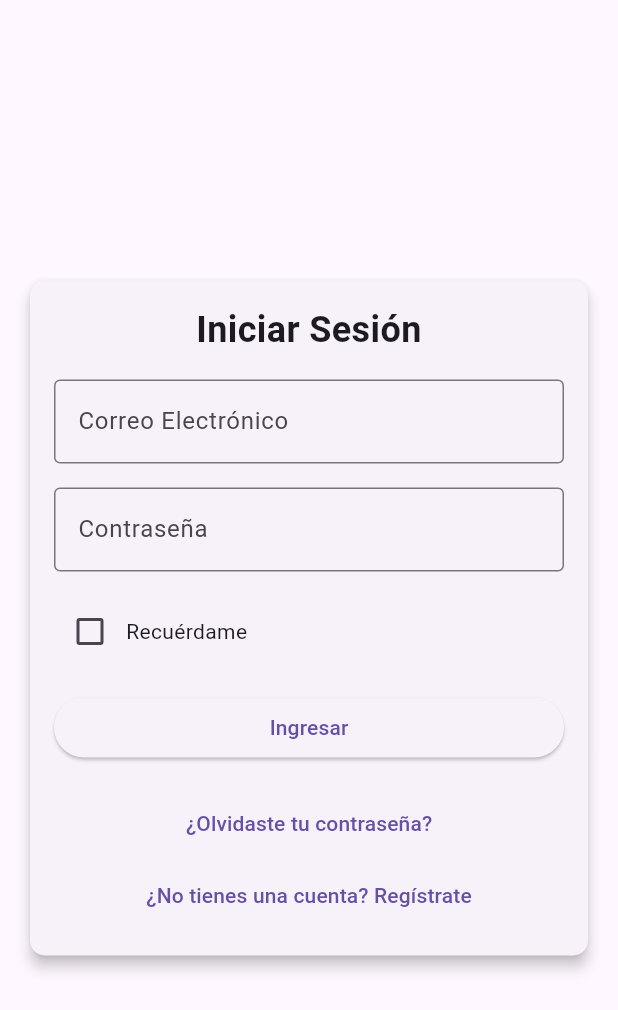
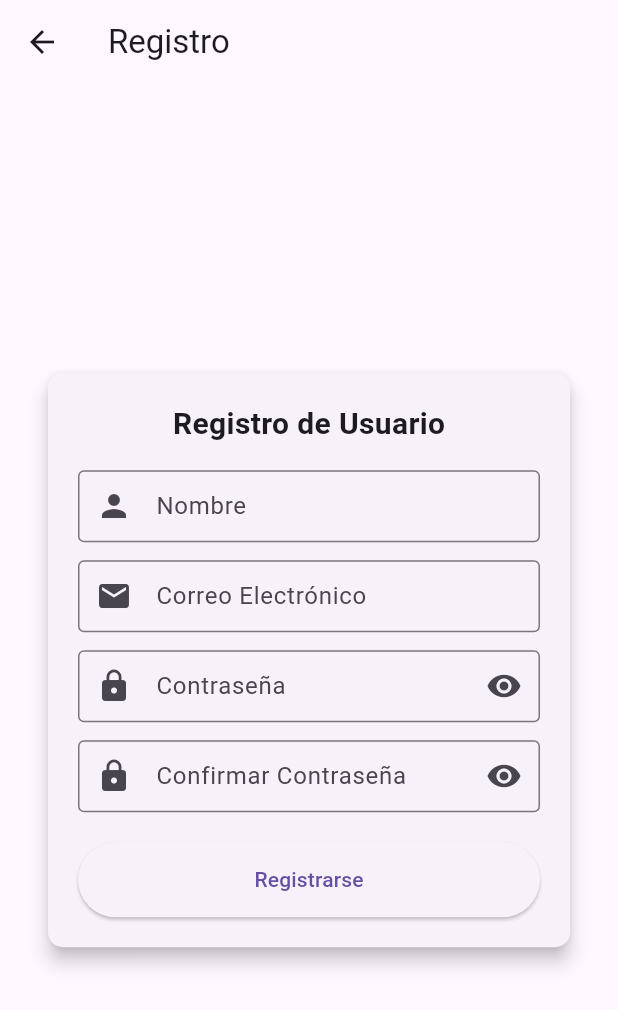
Before and after one commit to f3rn1nd1/Flutter_maho, a Flutter app: the screen it shows after launch, after a tap on "¿No tienes una cuenta? Regístrate", on a phone screen of 412 x 824 dp. Shown: the top 1010 px of the screen. Run offline on Flutter 3.47's test engine with Material 3 defaults, Android fonts, the phone set to English and light mode, and no system bars; network calls fail.

Commit message:
process autenticacion

```diff
--- a/lib/view/login.dart
+++ b/lib/view/login.dart
@@ -1,6 +1,7 @@
 import 'package:flutter/material.dart';
 import 'package:http/http.dart' as http;
-import 'profile.dart';
+import 'profile.dart'; // Importar la vista de perfil
+import 'register.dart'; // Importar la vista de registro
 
 class LoginPage extends StatefulWidget {
   const LoginPage({super.key});
@@ -79,16 +80,18 @@ class _LoginPageState extends State<LoginPage> {
         child: SingleChildScrollView(
           padding: const EdgeInsets.all(16.0),
           child: Card(
+            elevation: 5, // Sombra de la tarjeta
+            margin: const EdgeInsets.all(16), // Márgenes exteriores
             shape: RoundedRectangleBorder(
-              borderRadius: BorderRadius.circular(10),
+              borderRadius: BorderRadius.circular(10), // Bordes redondeados
             ),
-            elevation: 4,
-            child: Padding(
-              padding: const EdgeInsets.all(16.0),
+            child: Container(
+              width: 400, // Ancho fijo para la tarjeta
+              padding: const EdgeInsets.all(20), // Márgenes internos
               child: Column(
-                mainAxisSize: MainAxisSize.min,
-                crossAxisAlignment: CrossAxisAlignment.stretch,
+                mainAxisSize: MainAxisSize.min, // Tamaño mínimo de la columna
                 children: [
+                  // Título de la tarjeta
                   const Text(
                     'Iniciar Sesión',
                     style: TextStyle(
@@ -98,27 +101,33 @@ class _LoginPageState extends State<LoginPage> {
                     textAlign: TextAlign.center,
                   ),
                   const SizedBox(height: 16),
-                  // Email Field
+                  // Campo de correo electrónico
                   TextField(
                     controller: _emailController,
                     keyboardType: TextInputType.emailAddress,
                     decoration: const InputDecoration(
                       labelText: 'Correo Electrónico',
                       border: OutlineInputBorder(),
+                      prefixIcon: Icon(Icons.email),
+                      contentPadding:
+                          EdgeInsets.symmetric(vertical: 12, horizontal: 10),
                     ),
                   ),
-                  const SizedBox(height: 16),
-                  // Password Field
+                  const SizedBox(height: 12),
+                  // Campo de contraseña
                   TextField(
                     controller: _passwordController,
                     obscureText: true,
                     decoration: const InputDecoration(
                       labelText: 'Contraseña',
                       border: OutlineInputBorder(),
+                      prefixIcon: Icon(Icons.lock),
+                      contentPadding:
+                          EdgeInsets.symmetric(vertical: 12, horizontal: 10),
                     ),
                   ),
-                  const SizedBox(height: 16),
-                  // Remember Me Checkbox
+                  const SizedBox(height: 12),
+                  // Casilla de "Recuérdame"
                   Row(
                     children: [
                       Checkbox(
@@ -133,13 +142,17 @@ class _LoginPageState extends State<LoginPage> {
                     ],
                   ),
                   const SizedBox(height: 16),
-                  // Login Button
+                  // Botón de inicio de sesión
                   ElevatedButton(
                     onPressed: _handleLogin,
+                    style: ElevatedButton.styleFrom(
+                      minimumSize:
+                          const Size(double.infinity, 50), // Ancho completo
+                    ),
                     child: const Text('Ingresar'),
                   ),
                   const SizedBox(height: 16),
-                  // Additional Links
+                  // Enlaces adicionales
                   TextButton(
                     onPressed: () {
                       // Acción para recuperar contraseña
@@ -148,7 +161,12 @@ class _LoginPageState extends State<LoginPage> {
                   ),
                   TextButton(
                     onPressed: () {
-                      // Acción para registrarse
+                      // Navegar a la vista de registro (RegisterPage)
+                      Navigator.push(
+                        context,
+                        MaterialPageRoute(
+                            builder: (context) => const RegisterPage()),
+                      );
                     },
                     child: const Text('¿No tienes una cuenta? Regístrate'),
                   ),
--- /dev/null
+++ b/lib/view/register.dart
@@ -0,0 +1,174 @@
+import 'package:flutter/material.dart';
+
+class RegisterPage extends StatefulWidget {
+  const RegisterPage({super.key});
+
+  @override
+  State<RegisterPage> createState() => _RegisterPageState();
+}
+
+class _RegisterPageState extends State<RegisterPage> {
+  // Controladores para los campos de texto
+  final _nameController = TextEditingController();
+  final _emailController = TextEditingController();
+  final _passwordController = TextEditingController();
+  final _confirmPasswordController = TextEditingController();
+
+  // Variable para ocultar/mostrar la contraseña
+  bool _obscurePassword = true;
+
+  @override
+  Widget build(BuildContext context) {
+    return Scaffold(
+      appBar: AppBar(
+        title: const Text('Registro'),
+      ),
+      body: Center(
+        child: SingleChildScrollView(
+          padding: const EdgeInsets.all(16.0),
+          child: Card(
+            elevation: 5, // Sombra de la tarjeta
+            margin: const EdgeInsets.all(16), // Márgenes exteriores
+            shape: RoundedRectangleBorder(
+              borderRadius: BorderRadius.circular(10), // Bordes redondeados
+            ),
+            child: Container(
+              width: 400, // Ancho fijo para la tarjeta
+              padding: const EdgeInsets.all(20), // Márgenes internos
+              child: Column(
+                mainAxisSize: MainAxisSize.min, // Tamaño mínimo de la columna
+                children: [
+                  // Título de la tarjeta
+                  const Text(
+                    'Registro de Usuario',
+                    style: TextStyle(
+                      fontSize: 20,
+                      fontWeight: FontWeight.bold,
+                    ),
+                  ),
+                  const SizedBox(height: 16),
+                  // Campo de nombre
+                  TextField(
+                    controller: _nameController,
+                    decoration: const InputDecoration(
+                      labelText: 'Nombre',
+                      border: OutlineInputBorder(),
+                      prefixIcon: Icon(Icons.person),
+                      contentPadding:
+                          EdgeInsets.symmetric(vertical: 12, horizontal: 10),
+                    ),
+                  ),
+                  const SizedBox(height: 12),
+                  // Campo de correo electrónico
+                  TextField(
+                    controller: _emailController,
+                    keyboardType: TextInputType.emailAddress,
+                    decoration: const InputDecoration(
+                      labelText: 'Correo Electrónico',
+                      border: OutlineInputBorder(),
+                      prefixIcon: Icon(Icons.email),
+                      contentPadding:
+                          EdgeInsets.symmetric(vertical: 12, horizontal: 10),
+                    ),
+                  ),
+                  const SizedBox(height: 12),
+                  // Campo de contraseña
+                  TextField(
+                    controller: _passwordController,
+                    obscureText: _obscurePassword,
+                    decoration: InputDecoration(
+                      labelText: 'Contraseña',
+                      border: const OutlineInputBorder(),
+                      prefixIcon: const Icon(Icons.lock),
+                      suffixIcon: IconButton(
+                        icon: Icon(
+                          _obscurePassword
+                              ? Icons.visibility
+                              : Icons.visibility_off,
+                        ),
+                        onPressed: () {
+                          setState(() {
+                            _obscurePassword = !_obscurePassword;
+                          });
+                        },
+                      ),
+                      contentPadding: const EdgeInsets.symmetric(
+                          vertical: 12, horizontal: 10),
+                    ),
+                  ),
+                  const SizedBox(height: 12),
+                  // Campo de confirmar contraseña
+                  TextField(
+                    controller: _confirmPasswordController,
+                    obscureText: _obscurePassword,
+                    decoration: InputDecoration(
+                      labelText: 'Confirmar Contraseña',
+                      border: const OutlineInputBorder(),
+                      prefixIcon: const Icon(Icons.lock),
+                      suffixIcon: IconButton(
+                        icon: Icon(
+                          _obscurePassword
+                              ? Icons.visibility
+                              : Icons.visibility_off,
+                        ),
+                        onPressed: () {
+                          setState(() {
+                            _obscurePassword = !_obscurePassword;
+                          });
+                        },
+                      ),
+                      contentPadding: const EdgeInsets.symmetric(
+                          vertical: 12, horizontal: 10),
+                    ),
+                  ),
+                  const SizedBox(height: 20),
+                  // Botón de registro
+                  ElevatedButton(
+                    onPressed: () {
+                      // Validar los campos
+                      if (_nameController.text.isEmpty ||
+                          _emailController.text.isEmpty ||
+                          _passwordController.text.isEmpty ||
+                          _confirmPasswordController.text.isEmpty) {
+                        ScaffoldMessenger.of(context).showSnackBar(
+                          const SnackBar(
+                            content:
+                                Text('Por favor, completa todos los campos'),
+                          ),
+                        );
+                      } else if (_passwordController.text !=
+                          _confirmPasswordController.text) {
+                        ScaffoldMessenger.of(context).showSnackBar(
+                          const SnackBar(
+                            content: Text('Las contraseñas no coinciden'),
+                          ),
+                        );
+                      } else {
+                        // Aquí puedes agregar la lógica para registrar al usuario
+                        ScaffoldMessenger.of(context).showSnackBar(
+                          const SnackBar(
+                            content: Text('Registro exitoso'),
+                          ),
+                        );
+                        // Navegar a otra vista después del registro (opcional)
+                        // Navigator.pushReplacement(
+                        //   context,
+                        //   MaterialPageRoute(builder: (context) => const LoginPage()),
+                        // );
+                      }
+                    },
+                    style: ElevatedButton.styleFrom(
+                      minimumSize:
+                          const Size(double.infinity, 50), // Ancho completo
+                    ),
+                    child: const Text('Registrarse'),
+                  ),
+                ],
+              ),
+            ),
+          ),
+        ),
+      ),
+    );
+  }
+}
```
Also changed, not shown: lib/view/profile.dart (+85 -5 lines).
